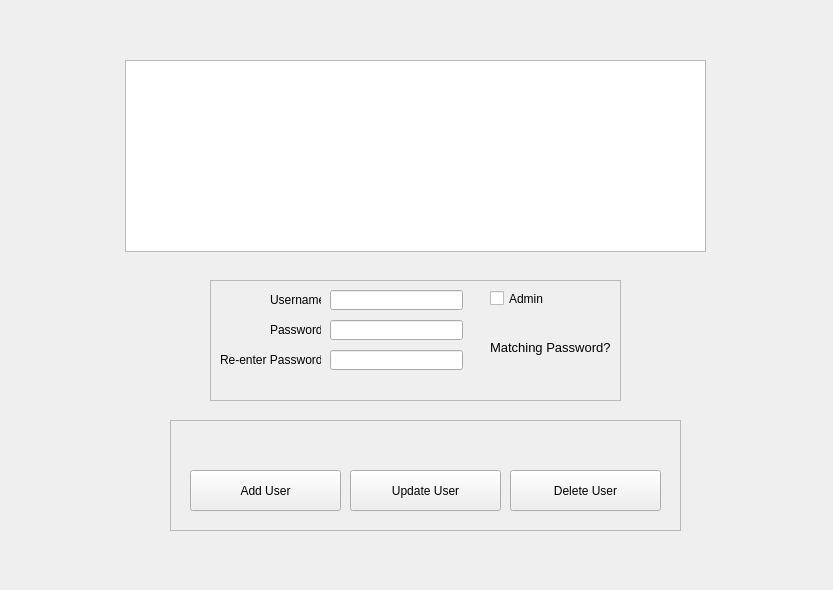
Above: drc/gui/manageusers.ui from lansdon/cpts483_drc before the change. Below: the same form after it.
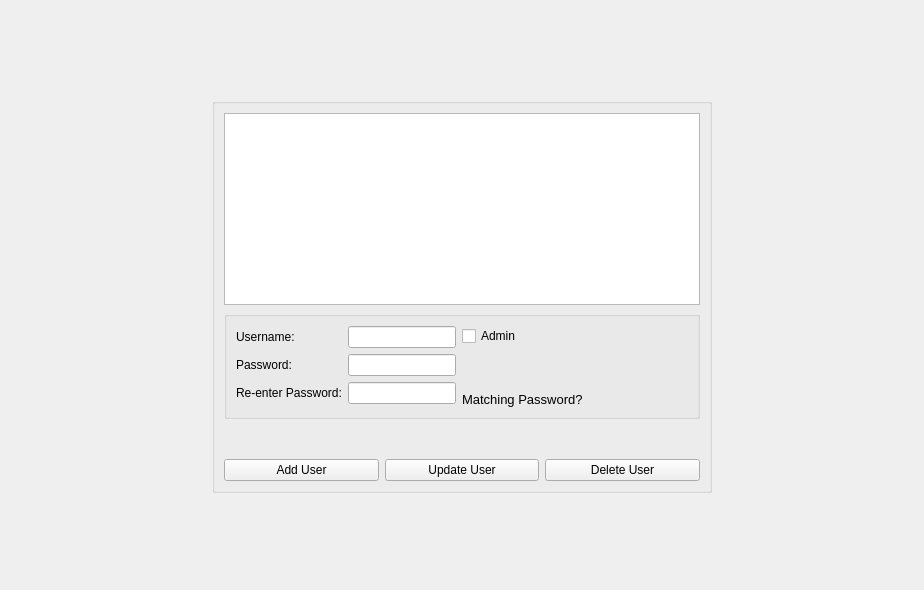
That is the form after the change.

Commit message: user management gui work

```diff
--- a/drc/gui/manageusers.ui
+++ b/drc/gui/manageusers.ui
@@ -6,202 +6,217 @@
    <rect>
     <x>0</x>
     <y>0</y>
-    <width>833</width>
+    <width>924</width>
     <height>590</height>
    </rect>
   </property>
   <property name="windowTitle">
    <string>Form</string>
   </property>
-  <widget class="QFrame" name="AddUserFrame">
-   <property name="geometry">
-    <rect>
-     <x>210</x>
-     <y>280</y>
-     <width>411</width>
-     <height>121</height>
-    </rect>
-   </property>
-   <property name="frameShape">
-    <enum>QFrame::StyledPanel</enum>
-   </property>
-   <property name="frameShadow">
-    <enum>QFrame::Raised</enum>
-   </property>
-   <widget class="QCheckBox" name="IsAdminBox">
-    <property name="geometry">
-     <rect>
-      <x>280</x>
-      <y>10</y>
-      <width>70</width>
-      <height>17</height>
-     </rect>
-    </property>
-    <property name="text">
-     <string>Admin</string>
-    </property>
-   </widget>
+  <layout class="QGridLayout" name="gridLayout">
+   <item row="1" column="2">
+    <spacer name="horizontalSpacer_2">
+     <property name="orientation">
+      <enum>Qt::Horizontal</enum>
+     </property>
+     <property name="sizeHint" stdset="0">
+      <size>
+       <width>40</width>
+       <height>20</height>
+      </size>
+     </property>
+    </spacer>
+   </item>
+   <item row="1" column="0">
+    <spacer name="horizontalSpacer">
+     <property name="orientation">
+      <enum>Qt::Horizontal</enum>
+     </property>
+     <property name="sizeHint" stdset="0">
+      <size>
+       <width>40</width>
+       <height>20</height>
+      </size>
+     </property>
+    </spacer>
+   </item>
+   <item row="0" column="1">
+    <spacer name="verticalSpacer">
+     <property name="orientation">
+      <enum>Qt::Vertical</enum>
+     </property>
+     <property name="sizeHint" stdset="0">
+      <size>
+       <width>20</width>
+       <height>40</height>
+      </size>
+     </property>
+    </spacer>
+   </item>
+   <item row="1" column="1">
+    <widget class="QGroupBox" name="groupBox">
+     <property name="sizePolicy">
+      <sizepolicy hsizetype="Expanding" vsizetype="Expanding">
+       <horstretch>0</horstretch>
+       <verstretch>0</verstretch>
+      </sizepolicy>
+     </property>
+     <property name="minimumSize">
+      <size>
+       <width>500</width>
+       <height>0</height>
+      </size>
+     </property>
+     <property name="title">
+      <string/>
+     </property>
+     <layout class="QVBoxLayout" name="verticalLayout">
+      <item>
+       <widget class="QTableWidget" name="usertableWidget"/>
+      </item>
+      <item>
+       <widget class="QGroupBox" name="AddUserGroupBox">
+        <property name="minimumSize">
+         <size>
+          <width>0</width>
+          <height>100</height>
+         </size>
+        </property>
+        <layout class="QHBoxLayout" name="horizontalLayout_2">
+         <item>
+          <layout class="QFormLayout" name="formLayout">
+           <item row="0" column="0">
    <widget class="QLabel" name="UsernameLabel">
-    <property name="geometry">
-     <rect>
-      <x>60</x>
-      <y>10</y>
-      <width>51</width>
-      <height>21</height>
-     </rect>
-    </property>
     <property name="text">
      <string>&lt;html&gt;&lt;head/&gt;&lt;body&gt;&lt;p&gt;Username:&lt;/p&gt;&lt;/body&gt;&lt;/html&gt;</string>
     </property>
    </widget>
+           </item>
+           <item row="0" column="1">
+            <widget class="QLineEdit" name="usernameLineEdit"/>
+           </item>
+           <item row="1" column="0">
    <widget class="QLabel" name="PasswordLabel">
-    <property name="geometry">
-     <rect>
-      <x>60</x>
-      <y>40</y>
-      <width>51</width>
-      <height>21</height>
-     </rect>
-    </property>
     <property name="text">
      <string>&lt;html&gt;&lt;head/&gt;&lt;body&gt;&lt;p&gt;Password:&lt;/p&gt;&lt;/body&gt;&lt;/html&gt;</string>
     </property>
    </widget>
+           </item>
+           <item row="1" column="1">
+            <widget class="QLineEdit" name="passwordLineEdit"/>
+           </item>
+           <item row="2" column="0">
    <widget class="QLabel" name="label_2">
-    <property name="geometry">
-     <rect>
-      <x>10</x>
-      <y>70</y>
-      <width>101</width>
-      <height>21</height>
-     </rect>
-    </property>
     <property name="text">
      <string>&lt;html&gt;&lt;head/&gt;&lt;body&gt;&lt;p&gt;Re-enter Password:&lt;/p&gt;&lt;/body&gt;&lt;/html&gt;</string>
     </property>
    </widget>
+           </item>
+           <item row="2" column="1">
+            <widget class="QLineEdit" name="reenterpasswordLineEdit"/>
+           </item>
+          </layout>
+         </item>
+         <item>
+          <layout class="QVBoxLayout" name="verticalLayout_2">
+           <item>
+            <widget class="QCheckBox" name="IsAdminBox">
+             <property name="text">
+              <string>Admin</string>
+             </property>
+            </widget>
+           </item>
+           <item>
+            <spacer name="verticalSpacer_3">
+             <property name="orientation">
+              <enum>Qt::Vertical</enum>
+             </property>
+             <property name="sizeHint" stdset="0">
+              <size>
+               <width>20</width>
+               <height>40</height>
+              </size>
+             </property>
+            </spacer>
+           </item>
+           <item>
    <widget class="QLabel" name="MatchingPasswordLabel">
-    <property name="geometry">
-     <rect>
-      <x>280</x>
-      <y>60</y>
-      <width>121</width>
-      <height>16</height>
-     </rect>
-    </property>
     <property name="text">
      <string>&lt;html&gt;&lt;head/&gt;&lt;body&gt;&lt;p&gt;&lt;span style=&quot; font-size:10pt;&quot;&gt;Matching Password?&lt;/span&gt;&lt;/p&gt;&lt;/body&gt;&lt;/html&gt;</string>
     </property>
    </widget>
-   <widget class="QLineEdit" name="usernameLineEdit">
-    <property name="geometry">
-     <rect>
-      <x>120</x>
-      <y>10</y>
-      <width>133</width>
-      <height>20</height>
-     </rect>
-    </property>
-   </widget>
-   <widget class="QLineEdit" name="passwordLineEdit">
-    <property name="geometry">
-     <rect>
-      <x>120</x>
-      <y>40</y>
-      <width>133</width>
+           </item>
+          </layout>
+         </item>
+         <item>
+          <spacer name="horizontalSpacer_3">
+           <property name="orientation">
+            <enum>Qt::Horizontal</enum>
+           </property>
+           <property name="sizeHint" stdset="0">
+            <size>
+             <width>40</width>
       <height>20</height>
-     </rect>
-    </property>
-   </widget>
-   <widget class="QLineEdit" name="reenterpasswordLineEdit">
-    <property name="geometry">
-     <rect>
-      <x>120</x>
-      <y>70</y>
-      <width>133</width>
-      <height>20</height>
-     </rect>
-    </property>
-   </widget>
-  </widget>
-  <widget class="QFrame" name="ButtonFrame">
-   <property name="geometry">
-    <rect>
-     <x>170</x>
-     <y>420</y>
-     <width>511</width>
-     <height>111</height>
-    </rect>
-   </property>
-   <property name="frameShape">
-    <enum>QFrame::StyledPanel</enum>
-   </property>
-   <property name="frameShadow">
-    <enum>QFrame::Raised</enum>
-   </property>
-   <widget class="QPushButton" name="AddUserButton">
-    <property name="geometry">
-     <rect>
-      <x>20</x>
-      <y>50</y>
-      <width>151</width>
-      <height>41</height>
-     </rect>
-    </property>
-    <property name="text">
-     <string>Add User</string>
-    </property>
-   </widget>
-   <widget class="QPushButton" name="DeleteUserButton">
-    <property name="geometry">
-     <rect>
-      <x>340</x>
-      <y>50</y>
-      <width>151</width>
-      <height>41</height>
-     </rect>
-    </property>
-    <property name="text">
-     <string>Delete User</string>
-    </property>
-   </widget>
+            </size>
+           </property>
+          </spacer>
+         </item>
+        </layout>
+       </widget>
+      </item>
+      <item>
+       <layout class="QVBoxLayout" name="verticalLayout_3">
+        <item>
    <widget class="QLabel" name="ButtonStatusLabel">
-    <property name="geometry">
-     <rect>
-      <x>10</x>
-      <y>10</y>
-      <width>491</width>
-      <height>31</height>
-     </rect>
-    </property>
     <property name="text">
      <string>&lt;html&gt;&lt;head/&gt;&lt;body&gt;&lt;p&gt;&lt;br/&gt;&lt;/p&gt;&lt;/body&gt;&lt;/html&gt;</string>
     </property>
    </widget>
+        </item>
+        <item>
+         <layout class="QHBoxLayout" name="horizontalLayout">
+          <item>
+           <widget class="QPushButton" name="AddUserButton">
+            <property name="text">
+             <string>Add User</string>
+            </property>
+           </widget>
+          </item>
+          <item>
    <widget class="QPushButton" name="UpdateUserButton">
-    <property name="geometry">
-     <rect>
-      <x>180</x>
-      <y>50</y>
-      <width>151</width>
-      <height>41</height>
-     </rect>
-    </property>
     <property name="text">
      <string>Update User</string>
     </property>
    </widget>
-  </widget>
-  <widget class="QTableWidget" name="usertableWidget">
-   <property name="geometry">
-    <rect>
-     <x>125</x>
-     <y>60</y>
-     <width>581</width>
-     <height>192</height>
-    </rect>
-   </property>
-  </widget>
+          </item>
+          <item>
+           <widget class="QPushButton" name="DeleteUserButton">
+            <property name="text">
+             <string>Delete User</string>
+            </property>
+           </widget>
+          </item>
+         </layout>
+        </item>
+       </layout>
+      </item>
+     </layout>
+    </widget>
+   </item>
+   <item row="2" column="1">
+    <spacer name="verticalSpacer_2">
+     <property name="orientation">
+      <enum>Qt::Vertical</enum>
+     </property>
+     <property name="sizeHint" stdset="0">
+      <size>
+       <width>20</width>
+       <height>40</height>
+      </size>
+     </property>
+    </spacer>
+   </item>
+  </layout>
  </widget>
  <resources/>
  <connections/>
```
Lines whose indentation alone changed are shown as unchanged. The commit also changes 2 other files.
